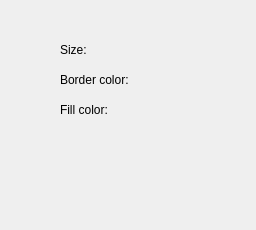
Above: ui/properties/drawprop.ui from DevTeamSCH/animeditor before the change. Below: the same form after it.
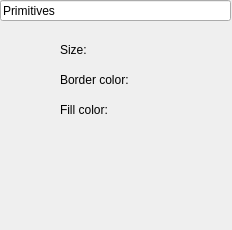
That is the form after the change.

Patch:
```diff
--- a/ui/properties/drawprop.ui
+++ b/ui/properties/drawprop.ui
@@ -6,7 +6,7 @@
    <rect>
     <x>0</x>
     <y>0</y>
-    <width>256</width>
+    <width>232</width>
     <height>230</height>
    </rect>
   </property>
@@ -52,6 +52,22 @@
     <string>Fill color:</string>
    </property>
   </widget>
+  <widget class="QLineEdit" name="lineEdit_2">
+   <property name="geometry">
+    <rect>
+     <x>0</x>
+     <y>0</y>
+     <width>231</width>
+     <height>21</height>
+    </rect>
+   </property>
+   <property name="text">
+    <string>Primitives</string>
+   </property>
+   <property name="readOnly">
+    <bool>true</bool>
+   </property>
+  </widget>
  </widget>
  <resources/>
  <connections/>
```
